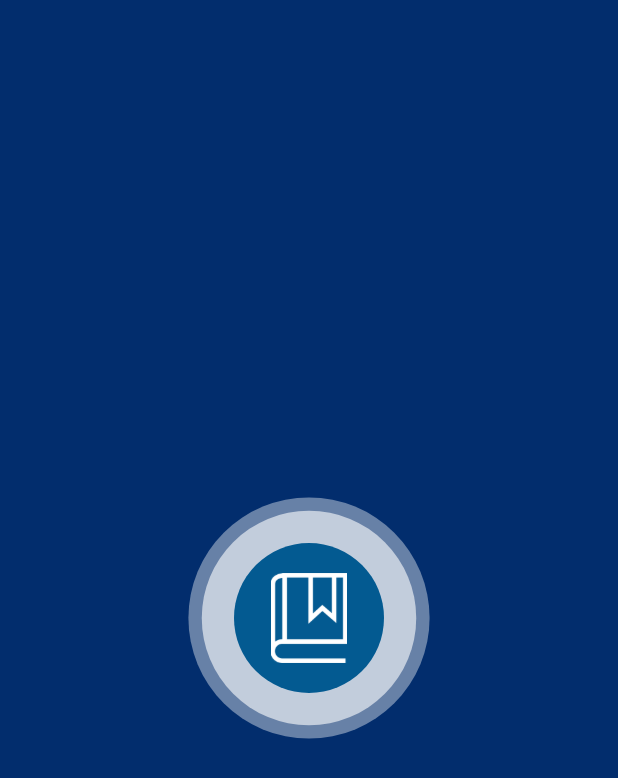
After one commit to HaidarYusuf-001/MobileModul5, a Flutter app: the SplashView screen opened by its route, on a phone screen of 412 x 824 dp. The commit adds this screen. Shown: the top 778 px of the screen. Run offline on Flutter 3.47's test engine with Material 3 defaults, Android fonts, the phone set to English and light mode, and no system bars; our stand-ins replace audioplayers, cloud_firestore, connectivity_plus, firebase_auth, firebase_core, firebase_messaging and 9 more; accounts and stored records are empty; network calls fail.

Commit message:
coba update gabung splash

```diff
--- a/lib/app/data/services/http_controller.dart
+++ b/lib/app/data/services/http_controller.dart
@@ -1,5 +1,5 @@
 import 'dart:convert';
-import 'package:codingaja/app/data/models/buku_models.dart';
+import 'package:belajardek/app/data/models/buku_models.dart';
 import 'package:http/http.dart' as http;
 import 'package:get/get.dart';
 
--- a/lib/app/modules/home/views/home_view.dart
+++ b/lib/app/modules/home/views/home_view.dart
@@ -1,4 +1,4 @@
-import 'package:codingaja/app/modules/home/controllers/microphone_controller.dart';
+import 'package:belajardek/app/modules/home/controllers/microphone_controller.dart';
 import 'package:flutter/material.dart';
 import 'package:get/get.dart';
 import '../../register/controllers/auth_controller.dart';
@@ -242,7 +242,7 @@ class HomeView extends GetView<MicrophoneController> {
               children: [
                 _buildMenuRow(
                   ['Coding', Icons.code],
-                  ['Business', Icons.business],
+                  ['To-Do', Icons.business],
                   ['Math', Icons.calculate],
                   ['Arts', Icons.brush],
                 ),
--- a/lib/app/modules/register/controllers/auth_controller.dart
+++ b/lib/app/modules/register/controllers/auth_controller.dart
@@ -1,4 +1,4 @@
-import 'package:codingaja/app/modules/home/views/home_view.dart';
+import 'package:belajardek/app/modules/home/views/home_view.dart';
 import 'package:firebase_auth/firebase_auth.dart';
 import 'package:flutter/material.dart';
 import 'package:get/get.dart';
--- a/lib/app/modules/register/views/login_page.dart
+++ b/lib/app/modules/register/views/login_page.dart
@@ -2,7 +2,7 @@ import 'package:flutter/material.dart';
 import 'package:get/get.dart';
 
 import '../controllers/auth_controller.dart';
-import 'package:codingaja/app/modules/home/views/home_view.dart';
+import 'package:belajardek/app/modules/home/views/home_view.dart';
 
 class LoginPage extends StatefulWidget {
   @override
--- /dev/null
+++ b/lib/app/modules/splash_screen/views/splash_view.dart
@@ -0,0 +1,116 @@
+import 'package:flutter/material.dart';
+
+class SplashView extends StatefulWidget {
+  @override
+  _SplashViewState createState() => _SplashViewState();
+}
+
+class _SplashViewState extends State<SplashView>
+    with SingleTickerProviderStateMixin {
+  late AnimationController _controller;
+  late Animation<double> _circle2ScaleAnimation;
+  late Animation<double> _circle3ScaleAnimation;
+
+  @override
+  void initState() {
+    super.initState();
+
+    // Animasi lingkaran
+    _controller = AnimationController(
+      vsync: this,
+      duration: const Duration(seconds: 3), // Durasi total animasi
+    )..repeat(
+        reverse: true, // Animasi berulang dengan efek "membesar-mengecil"
+      );
+
+    _circle2ScaleAnimation = Tween<double>(begin: 1.0, end: 1.2).animate(
+      CurvedAnimation(parent: _controller, curve: Curves.easeInOut),
+    );
+
+    _circle3ScaleAnimation = Tween<double>(begin: 1.0, end: 1.1).animate(
+      CurvedAnimation(parent: _controller, curve: Curves.easeInOut),
+    );
+
+    // Navigasi ke halaman berikutnya setelah durasi animasi
+    Future.delayed(const Duration(seconds: 3), () {
+      Navigator.pushReplacementNamed(
+          context, '/register'); // Ganti dengan route sesuai aplikasi
+    });
+  }
+
+  @override
+  void dispose() {
+    _controller.dispose();
+    super.dispose();
+  }
+
+  @override
+  Widget build(BuildContext context) {
+    return Scaffold(
+      backgroundColor:
+          const Color.fromRGBO(2, 45, 109, 1), // Background biru tua
+      body: Center(
+        child: Stack(
+          alignment: Alignment.center,
+          children: [
+            // Circle lapisan ke-3 (putih)
+            AnimatedBuilder(
+              animation: _circle3ScaleAnimation,
+              builder: (context, child) {
+                return Transform.scale(
+                  scale: _circle3ScaleAnimation.value,
+                  child: Container(
+                    width: 150,
+                    height: 150,
+                    decoration: BoxDecoration(
+                      shape: BoxShape.circle,
+                      color: Colors.white
+                          .withOpacity(0.4), // Warna putih transparan
+                    ),
+                  ),
+                );
+              },
+            ),
+
+            // Circle lapisan ke-2 (abu-abu)
+            AnimatedBuilder(
+              animation: _circle2ScaleAnimation,
+              builder: (context, child) {
+                return Transform.scale(
+                  scale: _circle2ScaleAnimation.value,
+                  child: Container(
+                    width: 125,
+                    height: 125,
+                    decoration: BoxDecoration(
+                      shape: BoxShape.circle,
+                      color: const Color.fromARGB(255, 255, 255, 255)
+                          .withOpacity(0.6), // Warna abu-abu transparan
+                    ),
+                  ),
+                );
+              },
+            ),
+
+            // Circle logo (utama)
+            Container(
+              width: 100,
+              height: 100,
+              decoration: const BoxDecoration(
+                shape: BoxShape.circle,
+                color: Color.fromARGB(
+                    255, 3, 90, 145), // Background lingkaran logo
+              ),
+              child: Center(
+                child: Image.asset(
+                  'assets/images/logoapp.png', // Ganti dengan path logo kamu
+                  width: 60,
+                  height: 60,
+                ),
+              ),
+            ),
+          ],
+        ),
+      ),
+    );
+  }
+}
--- a/lib/app/modules/todo/bindings/todo_binding.dart
+++ b/lib/app/modules/todo/bindings/todo_binding.dart
@@ -1,5 +1,5 @@
 
-import 'package:codingaja/app/modules/todo/controller/todo_controller.dart';
+import 'package:belajardek/app/modules/todo/controller/todo_controller.dart';
 import 'package:get/get.dart';
 
 
--- a/lib/app/modules/todo/controller/connection_controller.dart
+++ b/lib/app/modules/todo/controller/connection_controller.dart
@@ -1,6 +1,6 @@
 import 'dart:io';
 
-import 'package:codingaja/app/modules/utils/popups/snackbars.dart';
+import 'package:belajardek/app/modules/utils/popups/snackbars.dart';
 import 'package:connectivity_plus/connectivity_plus.dart';
 import 'package:get/get.dart';
 
--- a/lib/app/modules/utils/internet_connection_utils.dart
+++ b/lib/app/modules/utils/internet_connection_utils.dart
@@ -1,6 +1,6 @@
 import 'dart:io';
 
-import 'package:codingaja/app/modules/utils/popups/snackbars.dart';
+import 'package:belajardek/app/modules/utils/popups/snackbars.dart';
 import 'package:connectivity_plus/connectivity_plus.dart';
 
 class TInternetConnectionUtils {
--- a/lib/app/routes/app_routes.dart
+++ b/lib/app/routes/app_routes.dart
@@ -11,6 +11,7 @@ abstract class Routes {
   static const BOOK = _Paths.BOOK;
   static const REGISTER = _Paths.REGISTER;
   static const TODOVIEW = _Paths.TODOVIEW;
+  static const SPLASH = _Paths.SPLASH;
 }
 
 abstract class _Paths {
@@ -23,4 +24,5 @@ abstract class _Paths {
   static const BOOK = '/book_details';
   static const REGISTER = '/register';
   static const TODOVIEW = '/todoview';
+  static const SPLASH = '/splash';
 }
--- a/lib/main.dart
+++ b/lib/main.dart
@@ -1,5 +1,5 @@
-import 'package:codingaja/app/modules/home/views/home_view.dart';
-import 'package:codingaja/app/modules/notif/notification_page.dart';
+import 'package:belajardek/app/modules/home/views/home_view.dart';
+import 'package:belajardek/app/modules/notif/notification_page.dart';
 import 'package:firebase_core/firebase_core.dart';
 import 'package:flutter/material.dart';
 import 'package:get/get.dart';
```
Also changed, not shown: flutter_launcher_icons.yaml (added, +7 -0 lines), lib/app/modules/splash_screen/bindings/splash_binding.dart (added, +11 -0 lines), lib/app/modules/splash_screen/controllers/splash_controller.dart (added, +26 -0 lines), lib/app/modules/todo/views/create_task_screen.dart (+4 -3 lines), lib/app/routes/app_pages.dart (+12 -4 lines), pubspec.yaml (+9 -70 lines), assets/icons/belajardek.png (added), assets/images/logoapp.png (added), pubspec.lock, 23 other files.
